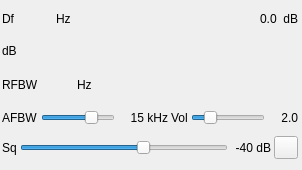
lirikanmatadewa/sdrangel, file plugins/channelrx/demodwfm/wfmdemodgui.ui: the form before one commit.
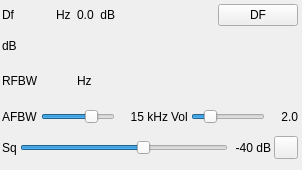
The form after the commit. Icons and pictures are not drawn. Custom widgets are drawn as their Qt base class.

Diff of the .ui file:
```diff
--- a/plugins/channelrx/demodwfm/wfmdemodgui.ui
+++ b/plugins/channelrx/demodwfm/wfmdemodgui.ui
@@ -131,19 +131,6 @@
         </item>
        </layout>
       </item>
-      <item>
-       <spacer name="horizontalSpacer">
-        <property name="orientation">
-         <enum>Qt::Horizontal</enum>
-        </property>
-        <property name="sizeHint" stdset="0">
-         <size>
-          <width>40</width>
-          <height>20</height>
-         </size>
-        </property>
-       </spacer>
-      </item>
       <item>
        <layout class="QHBoxLayout" name="channelPowerLayout">
         <item>
@@ -166,6 +153,26 @@
           </property>
          </widget>
         </item>
+        <item>
+         <spacer name="horizontalSpacer">
+          <property name="orientation">
+           <enum>Qt::Orientation::Horizontal</enum>
+          </property>
+          <property name="sizeHint" stdset="0">
+           <size>
+            <width>40</width>
+            <height>20</height>
+           </size>
+          </property>
+         </spacer>
+        </item>
+        <item>
+         <widget class="QPushButton" name="DFButton">
+          <property name="text">
+           <string>DF</string>
+          </property>
+         </widget>
+        </item>
        </layout>
       </item>
      </layout>
```
Left out of the diff: 18 changed lines with no effect on the pictures.
